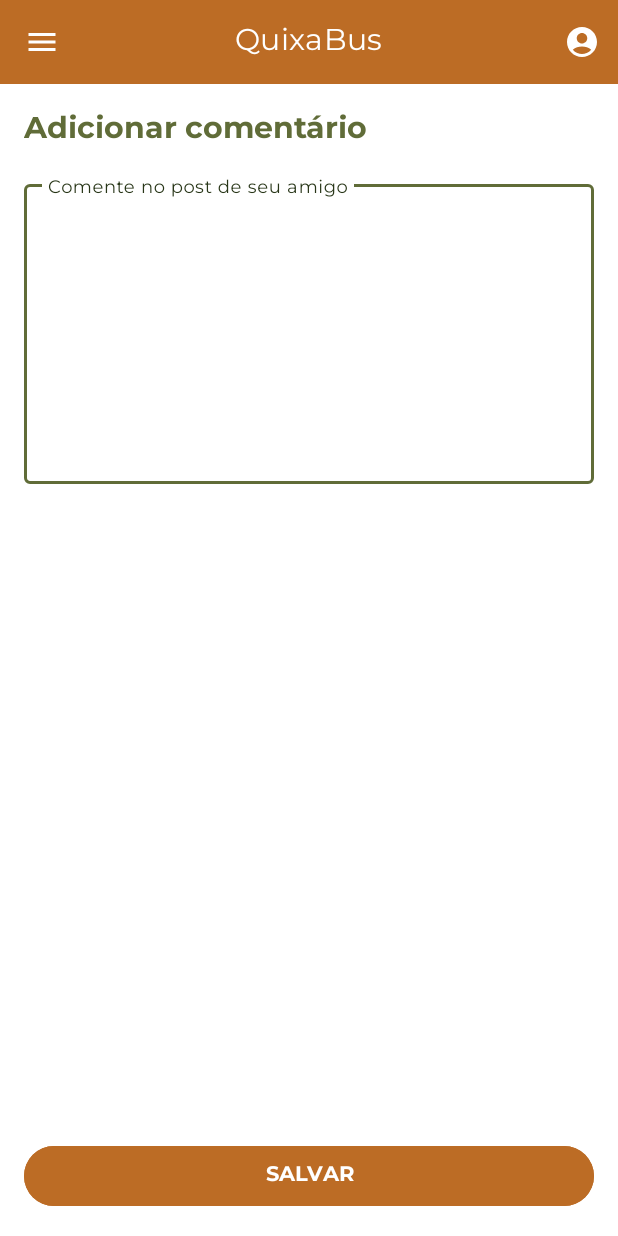
After one commit to pedrorivald/quixabus, an Android app: the CadastrarComentarioActivity screen opened directly, with no data from a screen before it, on a phone screen of 412 x 824 dp. The commit adds this screen. Run offline under Robolectric (Android 15) with nearby library versions, the phone set to English and light mode, and no system bars.

Commit message:
comentarios

```diff
--- a/app/src/main/AndroidManifest.xml
+++ b/app/src/main/AndroidManifest.xml
@@ -16,6 +16,12 @@
         android:supportsRtl="true"
         android:theme="@style/Theme.Quixabus"
         tools:targetApi="31">
+        <activity
+            android:name=".ui.activity.CadastrarComentarioActivity"
+            android:exported="false" />
+        <activity
+            android:name=".ui.activity.ComentariosActivity"
+            android:exported="false" />
         <activity
             android:name=".ui.activity.LinksActivity"
             android:exported="false" />
--- /dev/null
+++ b/app/src/main/java/com/dev/quixabus/ui/activity/CadastrarComentarioActivity.kt
@@ -0,0 +1,63 @@
+package com.dev.quixabus.ui.activity
+
+import android.os.Bundle
+import androidx.appcompat.app.AppCompatActivity
+import com.dev.quixabus.R
+import com.dev.quixabus.auth.Auth
+import com.dev.quixabus.dao.ComentarioDao
+import com.dev.quixabus.databinding.ActivityCadastrarComentarioBinding
+import com.dev.quixabus.model.Comentario
+import com.dev.quixabus.util.TopBar
+import java.text.SimpleDateFormat
+import java.util.Date
+import java.util.Locale
+
+class CadastrarComentarioActivity : AppCompatActivity(R.layout.activity_cadastrar_comentario) {
+
+    private val dao = ComentarioDao()
+
+    private var idPost: Int? = null
+
+    private val binding by lazy {
+        ActivityCadastrarComentarioBinding.inflate(layoutInflater)
+    }
+    override fun onCreate(savedInstanceState: Bundle?) {
+        super.onCreate(savedInstanceState)
+
+        val dados = intent.extras
+        idPost = dados?.getInt("idPost")
+
+        configuraBotaoSalvar()
+        TopBar().configura(supportFragmentManager, R.id.activity_cadastrar_comentario_fragment_top_bar)
+        setContentView(binding.root)
+    }
+
+    private fun configuraBotaoSalvar() {
+        val botaoSalvar = binding.activityCadastrarComentarioBotaoSalvar
+
+        botaoSalvar.setOnClickListener {
+            val comentario = criarComentario()
+            dao.adicionar(comentario)
+            finish()
+        }
+    }
+
+    private fun criarComentario(): Comentario {
+        val campoTexto = binding.activityCadastrarComentarioTexto
+        val texto = campoTexto.text.toString()
+
+        val auth = Auth()
+        val idUsuario = auth.usuarioLogado.id
+
+        val sdf = SimpleDateFormat("dd/MM/yyyy", Locale.getDefault())
+        val data = sdf.format(Date())
+
+        return Comentario(
+            id = (0..9999).random(),
+            idUsuario = idUsuario,
+            idPost = idPost!!,
+            data = data,
+            texto = texto
+        )
+    }
+}
--- /dev/null
+++ b/app/src/main/res/drawable/action_add_comment.xml
@@ -0,0 +1,5 @@
+<vector android:height="24dp" android:tint="#000000"
+    android:viewportHeight="24" android:viewportWidth="24"
+    android:width="24dp" xmlns:android="http://schemas.android.com/apk/res/android">
+    <path android:fillColor="@android:color/white" android:pathData="M21.99,4c0,-1.1 -0.89,-2 -1.99,-2H4c-1.1,0 -2,0.9 -2,2v12c0,1.1 0.9,2 2,2h14l4,4 -0.01,-18zM17,11h-4v4h-2v-4H7V9h4V5h2v4h4v2z"/>
+</vector>
--- /dev/null
+++ b/app/src/main/res/layout/activity_cadastrar_comentario.xml
@@ -0,0 +1,74 @@
+<?xml version="1.0" encoding="utf-8"?>
+<ScrollView xmlns:android="http://schemas.android.com/apk/res/android"
+    xmlns:app="http://schemas.android.com/apk/res-auto"
+    xmlns:tools="http://schemas.android.com/tools"
+    style="@style/ScrollViewBackground"
+    android:layout_width="match_parent"
+    android:layout_height="match_parent"
+    android:fillViewport="true"
+    android:orientation="vertical">
+
+    <androidx.constraintlayout.widget.ConstraintLayout
+        android:layout_width="match_parent"
+        android:layout_height="wrap_content">
+
+        <FrameLayout
+            android:id="@+id/activity_cadastrar_comentario_fragment_top_bar"
+            android:layout_height="wrap_content"
+            android:layout_width="match_parent"
+            app:layout_constraintTop_toTopOf="parent"
+            app:layout_constraintStart_toStartOf="parent"
+            app:layout_constraintEnd_toEndOf="parent" />
+
+        <TextView
+            android:id="@+id/activity_cadastrar_comentario_titulo"
+            android:layout_width="0dp"
+            android:layout_height="wrap_content"
+            android:layout_margin="16dp"
+            android:fontFamily="@font/montserrat_bold"
+            android:text="Adicionar comentário"
+            style="@style/H1TextViewColor"
+            android:textSize="20sp"
+            android:textStyle="bold"
+            app:layout_constraintEnd_toEndOf="parent"
+            app:layout_constraintStart_toStartOf="parent"
+            app:layout_constraintTop_toBottomOf="@id/activity_cadastrar_comentario_fragment_top_bar" />
+
+        <com.google.android.material.textfield.TextInputLayout
+            android:id="@+id/activity_cadastrar_comentario_textinputlayout_texto"
+            style="@style/TextFieldColor"
+            android:layout_width="0dp"
+            android:layout_height="wrap_content"
+            android:layout_margin="16dp"
+            app:layout_constraintEnd_toEndOf="parent"
+            app:layout_constraintStart_toStartOf="parent"
+            app:layout_constraintTop_toBottomOf="@id/activity_cadastrar_comentario_titulo">
+
+            <com.google.android.material.textfield.TextInputEditText
+                android:id="@+id/activity_cadastrar_comentario_texto"
+                android:layout_width="match_parent"
+                android:layout_height="200dp"
+                android:gravity="top"
+                android:hint="Comente no post de seu amigo"
+                android:overScrollMode="always"
+                android:scrollbarStyle="insideInset"
+                android:scrollbars="vertical"
+                android:inputType="textMultiLine" />
+        </com.google.android.material.textfield.TextInputLayout>
+
+        <Button
+            android:id="@+id/activity_cadastrar_comentario_botao_salvar"
+            android:layout_width="0dp"
+            android:layout_height="wrap_content"
+            android:layout_margin="16dp"
+            android:fontFamily="@font/montserrat_bold"
+            android:text="SALVAR"
+            style="@style/ButtonColor"
+            app:layout_constraintBottom_toBottomOf="parent"
+            app:layout_constraintEnd_toEndOf="parent"
+            app:layout_constraintStart_toStartOf="parent"
+            app:layout_constraintTop_toBottomOf="@+id/activity_cadastrar_comentario_textinputlayout_texto"
+            app:layout_constraintVertical_bias="1" />
+
+    </androidx.constraintlayout.widget.ConstraintLayout>
+</ScrollView>
```
Also changed, not shown: app/src/main/java/com/dev/quixabus/dao/FeedDao.kt (+24 -4 lines), app/src/main/java/com/dev/quixabus/ui/activity/ComentariosActivity.kt (added, +65 -0 lines), app/src/main/java/com/dev/quixabus/ui/activity/FeedActivity.kt (+15 -3 lines), app/src/main/java/com/dev/quixabus/ui/recyclerview/adapter/ComentariosAdapter.kt (+11 -14 lines), app/src/main/java/com/dev/quixabus/ui/recyclerview/adapter/FeedAdapter.kt (+11 -1 lines), app/src/main/res/layout/activity_comentario.xml (+2 -19 lines), app/src/main/res/layout/activity_comentarios.xml (added, +68 -0 lines).
